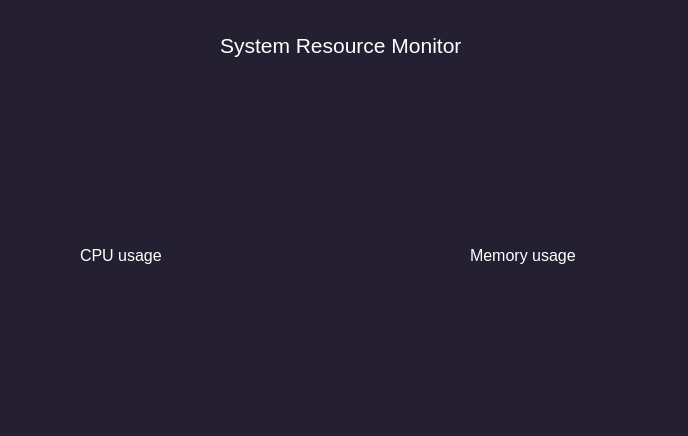
Old version of the form system.ui in the repository ArijSaaleh/linux-system-resource-monitor.
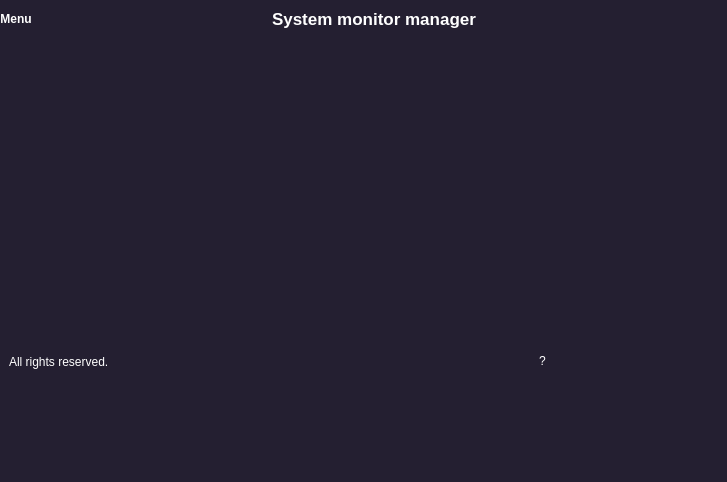
New version of the form. Icons and pictures are not drawn.

What changed in the file:
```diff
--- a/system.ui
+++ b/system.ui
@@ -1,98 +1,347 @@
 <?xml version="1.0" encoding="UTF-8"?>
 <ui version="4.0">
- <class>Form</class>
- <widget class="QWidget" name="Form">
+ <class>MainWindow</class>
+ <widget class="QMainWindow" name="MainWindow">
   <property name="geometry">
    <rect>
     <x>0</x>
     <y>0</y>
-    <width>688</width>
-    <height>436</height>
+    <width>727</width>
+    <height>482</height>
    </rect>
   </property>
   <property name="windowTitle">
    <string>System resource monitor</string>
   </property>
   <property name="styleSheet">
-   <string notr="true">background-color: rgb(36, 31, 49);</string>
+   <string notr="true">*{
+background-color: rgb(36, 31, 49);
+border:none;
+}</string>
   </property>
-  <widget class="QLabel" name="label">
-   <property name="geometry">
-    <rect>
-     <x>220</x>
-     <y>30</y>
-     <width>241</width>
-     <height>31</height>
-    </rect>
-   </property>
-   <property name="font">
-    <font>
-     <family>Ubuntu</family>
-     <pointsize>16</pointsize>
-     <weight>9</weight>
-     <italic>false</italic>
-     <bold>false</bold>
-    </font>
-   </property>
-   <property name="styleSheet">
-    <string notr="true">color: rgb(255, 255, 255);
-font: 75 16pt &quot;Ubuntu&quot;;</string>
-   </property>
-   <property name="text">
-    <string>System Resource Monitor</string>
-   </property>
-  </widget>
-  <widget class="QLabel" name="label_2">
-   <property name="geometry">
-    <rect>
-     <x>80</x>
-     <y>240</y>
-     <width>111</width>
-     <height>31</height>
-    </rect>
-   </property>
-   <property name="font">
-    <font>
-     <family>Ubuntu</family>
-     <pointsize>12</pointsize>
-     <weight>9</weight>
-     <italic>false</italic>
-     <bold>false</bold>
-    </font>
-   </property>
-   <property name="styleSheet">
-    <string notr="true">color: rgb(255, 255, 255);
-font: 75 12pt &quot;Ubuntu&quot;;</string>
-   </property>
-   <property name="text">
-    <string>CPU usage</string>
-   </property>
-  </widget>
-  <widget class="QLabel" name="label_3">
-   <property name="geometry">
-    <rect>
-     <x>470</x>
-     <y>240</y>
-     <width>111</width>
-     <height>31</height>
-    </rect>
-   </property>
-   <property name="font">
-    <font>
-     <family>Ubuntu</family>
-     <pointsize>12</pointsize>
-     <weight>9</weight>
-     <italic>false</italic>
-     <bold>false</bold>
-    </font>
-   </property>
-   <property name="styleSheet">
-    <string notr="true">color: rgb(255, 255, 255);
-font: 75 12pt &quot;Ubuntu&quot;;</string>
-   </property>
-   <property name="text">
-    <string>Memory usage</string>
-   </property>
+  <widget class="QWidget" name="centralwidget">
+   <layout class="QVBoxLayout" name="verticalLayout">
+    <property name="spacing">
+     <number>0</number>
+    </property>
+    <property name="leftMargin">
+     <number>0</number>
+    </property>
+    <property name="topMargin">
+     <number>0</number>
+    </property>
+    <property name="rightMargin">
+     <number>0</number>
+    </property>
+    <property name="bottomMargin">
+     <number>0</number>
+    </property>
+    <item alignment="Qt::AlignTop">
+     <widget class="QFrame" name="header_frame">
+      <property name="frameShape">
+       <enum>QFrame::NoFrame</enum>
+      </property>
+      <property name="frameShadow">
+       <enum>QFrame::Raised</enum>
+      </property>
+      <layout class="QHBoxLayout" name="horizontalLayout">
+       <property name="spacing">
+        <number>0</number>
+       </property>
+       <property name="leftMargin">
+        <number>0</number>
+       </property>
+       <property name="topMargin">
+        <number>0</number>
+       </property>
+       <property name="rightMargin">
+        <number>0</number>
+       </property>
+       <property name="bottomMargin">
+        <number>0</number>
+       </property>
+       <item>
+        <widget class="QFrame" name="header_left">
+         <property name="frameShape">
+          <enum>QFrame::StyledPanel</enum>
+         </property>
+         <property name="frameShadow">
+          <enum>QFrame::Raised</enum>
+         </property>
+         <layout class="QHBoxLayout" name="horizontalLayout_4">
+          <property name="spacing">
+           <number>0</number>
+          </property>
+          <property name="leftMargin">
+           <number>0</number>
+          </property>
+          <property name="topMargin">
+           <number>0</number>
+          </property>
+          <property name="rightMargin">
+           <number>0</number>
+          </property>
+          <property name="bottomMargin">
+           <number>0</number>
+          </property>
+          <item alignment="Qt::AlignLeft">
+           <widget class="QPushButton" name="pushButton">
+            <property name="font">
+             <font>
+              <weight>75</weight>
+              <bold>true</bold>
+             </font>
+            </property>
+            <property name="styleSheet">
+             <string notr="true">color: rgb(255, 255, 255);</string>
+            </property>
+            <property name="text">
+             <string>Menu</string>
+            </property>
+            <property name="icon">
+             <iconset resource="feather/icons.qrc">
+              <normaloff>:/icons/menu.svg</normaloff>:/icons/menu.svg</iconset>
+            </property>
+            <property name="iconSize">
+             <size>
+              <width>32</width>
+              <height>32</height>
+             </size>
+            </property>
+           </widget>
+          </item>
+          <item>
+           <widget class="QLabel" name="label_3">
+            <property name="text">
+             <string/>
+            </property>
+           </widget>
+          </item>
+         </layout>
+        </widget>
+       </item>
+       <item>
+        <widget class="QFrame" name="header_mid">
+         <property name="frameShape">
+          <enum>QFrame::StyledPanel</enum>
+         </property>
+         <property name="frameShadow">
+          <enum>QFrame::Raised</enum>
+         </property>
+         <layout class="QHBoxLayout" name="horizontalLayout_3">
+          <item alignment="Qt::AlignRight">
+           <widget class="QLabel" name="label_2">
+            <property name="font">
+             <font>
+              <weight>50</weight>
+              <bold>false</bold>
+             </font>
+            </property>
+            <property name="text">
+             <string/>
+            </property>
+            <property name="pixmap">
+             <pixmap resource="feather/icons.qrc">:/icons/airplay.svg</pixmap>
+            </property>
+           </widget>
+          </item>
+          <item>
+           <widget class="QLabel" name="label">
+            <property name="font">
+             <font>
+              <pointsize>13</pointsize>
+              <weight>75</weight>
+              <bold>true</bold>
+             </font>
+            </property>
+            <property name="styleSheet">
+             <string notr="true">color: rgb(255, 255, 255);</string>
+            </property>
+            <property name="text">
+             <string>System monitor manager</string>
+            </property>
+           </widget>
+          </item>
+         </layout>
+        </widget>
+       </item>
+       <item alignment="Qt::AlignRight">
+        <widget class="QFrame" name="header_right">
+         <property name="frameShape">
+          <enum>QFrame::StyledPanel</enum>
+         </property>
+         <property name="frameShadow">
+          <enum>QFrame::Raised</enum>
+         </property>
+         <layout class="QHBoxLayout" name="horizontalLayout_2">
+          <property name="spacing">
+           <number>6</number>
+          </property>
+          <property name="leftMargin">
+           <number>0</number>
+          </property>
+          <property name="topMargin">
+           <number>0</number>
+          </property>
+          <property name="rightMargin">
+           <number>0</number>
+          </property>
+          <property name="bottomMargin">
+           <number>0</number>
+          </property>
+          <item>
+           <widget class="QPushButton" name="minimize_window">
+            <property name="styleSheet">
+             <string notr="true">color: rgb(255, 255, 255);</string>
+            </property>
+            <property name="text">
+             <string/>
+            </property>
+            <property name="icon">
+             <iconset resource="feather/icons.qrc">
+              <normaloff>:/icons/minus.svg</normaloff>:/icons/minus.svg</iconset>
+            </property>
+            <property name="iconSize">
+             <size>
+              <width>32</width>
+              <height>32</height>
+             </size>
+            </property>
+           </widget>
+          </item>
+          <item>
+           <widget class="QPushButton" name="extend_window">
+            <property name="styleSheet">
+             <string notr="true">color:rgb(255, 255, 255)</string>
+            </property>
+            <property name="text">
+             <string/>
+            </property>
+            <property name="icon">
+             <iconset resource="feather/icons.qrc">
+              <normaloff>:/icons/maximize-2.svg</normaloff>:/icons/maximize-2.svg</iconset>
+            </property>
+            <property name="iconSize">
+             <size>
+              <width>32</width>
+              <height>32</height>
+             </size>
+            </property>
+           </widget>
+          </item>
+          <item>
+           <widget class="QPushButton" name="close_window">
+            <property name="styleSheet">
+             <string notr="true">color: rgb(255, 255, 255);</string>
+            </property>
+            <property name="text">
+             <string/>
+            </property>
+            <property name="icon">
+             <iconset resource="feather/icons.qrc">
+              <normaloff>:/icons/x.svg</normaloff>:/icons/x.svg</iconset>
+            </property>
+            <property name="iconSize">
+             <size>
+              <width>32</width>
+              <height>32</height>
+             </size>
+            </property>
+           </widget>
+          </item>
+         </layout>
+        </widget>
+       </item>
+      </layout>
+     </widget>
+    </item>
+    <item>
+     <widget class="QFrame" name="footer_frame">
+      <property name="frameShape">
+       <enum>QFrame::NoFrame</enum>
+      </property>
+      <property name="frameShadow">
+       <enum>QFrame::Raised</enum>
+      </property>
+      <layout class="QHBoxLayout" name="horizontalLayout_5">
+       <item>
+        <widget class="QFrame" name="footer_left">
+         <property name="frameShape">
+          <enum>QFrame::StyledPanel</enum>
+         </property>
+         <property name="frameShadow">
+          <enum>QFrame::Raised</enum>
+         </property>
+         <layout class="QHBoxLayout" name="horizontalLayout_6">
+          <property name="spacing">
+           <number>0</number>
+          </property>
+          <property name="leftMargin">
+           <number>0</number>
+          </property>
+          <property name="topMargin">
+           <number>0</number>
+          </property>
+          <property name="rightMargin">
+           <number>0</number>
+          </property>
+          <property name="bottomMargin">
+           <number>0</number>
+          </property>
+          <item>
+           <widget class="QLabel" name="label_4">
+            <property name="styleSheet">
+             <string notr="true">color: rgb(255, 255, 255);</string>
+            </property>
+            <property name="text">
+             <string>All rights reserved.</string>
+            </property>
+           </widget>
+          </item>
+         </layout>
+        </widget>
+       </item>
+       <item>
+        <widget class="QFrame" name="footer_right">
+         <property name="frameShape">
+          <enum>QFrame::StyledPanel</enum>
+         </property>
+         <property name="frameShadow">
+          <enum>QFrame::Raised</enum>
+         </property>
+         <layout class="QHBoxLayout" name="horizontalLayout_7">
+          <property name="spacing">
+           <number>0</number>
+          </property>
+          <property name="leftMargin">
+           <number>0</number>
+          </property>
+          <property name="topMargin">
+           <number>0</number>
+          </property>
+          <property name="rightMargin">
+           <number>0</number>
+          </property>
+          <property name="bottomMargin">
+           <number>0</number>
+          </property>
+          <item>
+           <widget class="QPushButton" name="pushButton_2">
+            <property name="styleSheet">
+             <string notr="true">color: rgb(255, 255, 255);</string>
+            </property>
+            <property name="text">
+             <string>?</string>
+            </property>
+           </widget>
+          </item>
+         </layout>
+        </widget>
+       </item>
+      </layout>
+     </widget>
+    </item>
+   </layout>
   </widget>
  </widget>
  <resources/>
```
Left out of the diff: 6 changed lines with no effect on the pictures.
